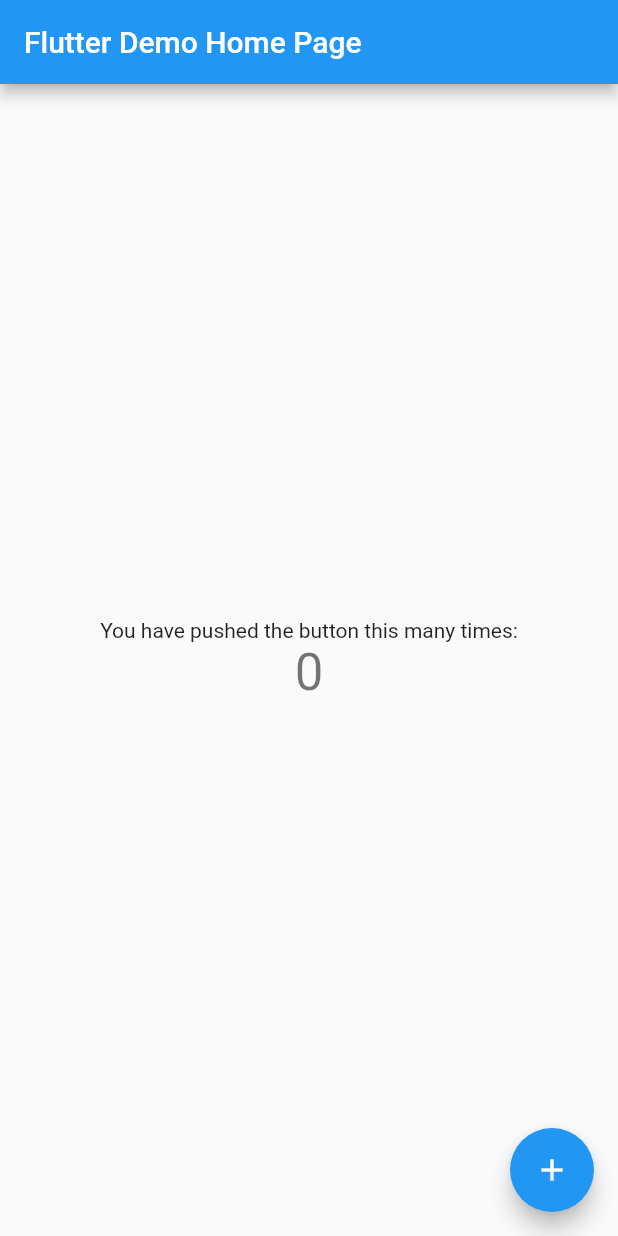
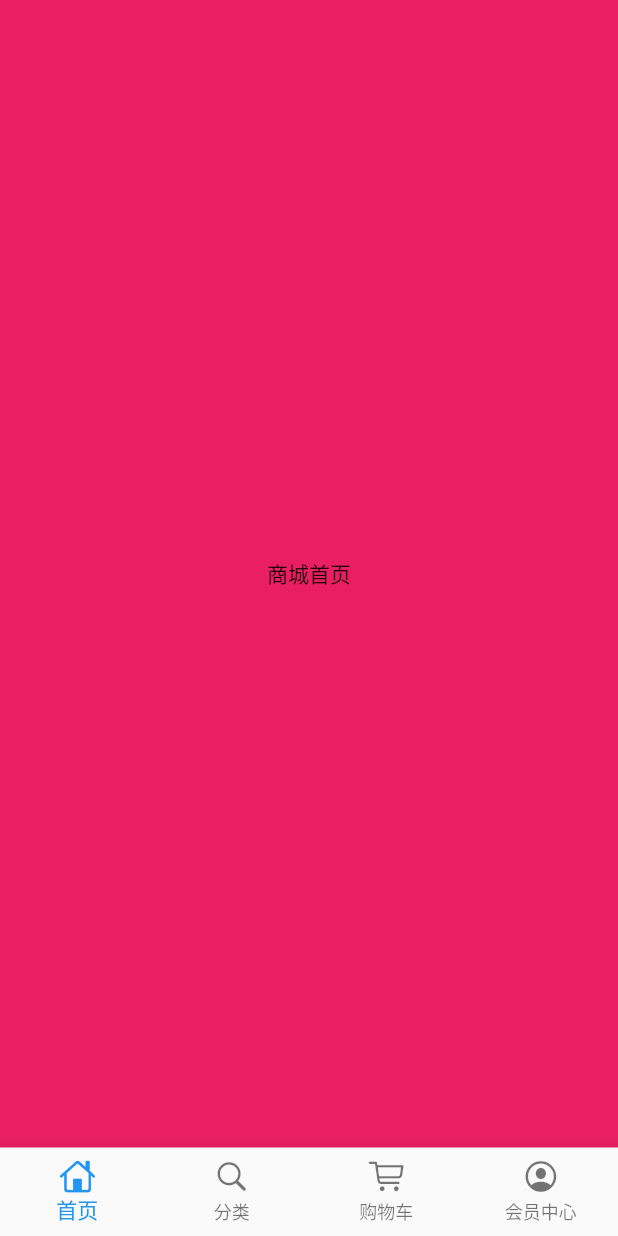
Before and after one commit to mynameisxin/flutter_shop, a Flutter app: the screen it shows after launch, on a phone screen of 412 x 824 dp. Run offline on Flutter 3.47's test engine with Material 2 defaults, Android fonts, the phone set to English and light mode, and no system bars.

Commit message:
完成bottomTab

```diff
--- a/lib/main.dart
+++ b/lib/main.dart
@@ -1,111 +1,22 @@
 import 'package:flutter/material.dart';
-
+import './page/index_page.dart';
 void main() => runApp(MyApp());
 
+
 class MyApp extends StatelessWidget {
-  // This widget is the root of your application.
+  const MyApp({Key key}) : super(key: key);
+
   @override
   Widget build(BuildContext context) {
-    return MaterialApp(
-      title: 'Flutter Demo',
-      theme: ThemeData(
-        // This is the theme of your application.
-        //
-        // Try running your application with "flutter run". You'll see the
-        // application has a blue toolbar. Then, without quitting the app, try
-        // changing the primarySwatch below to Colors.green and then invoke
-        // "hot reload" (press "r" in the console where you ran "flutter run",
-        // or simply save your changes to "hot reload" in a Flutter IDE).
-        // Notice that the counter didn't reset back to zero; the application
-        // is not restarted.
-        primarySwatch: Colors.blue,
+    return Container(
+      child: MaterialApp(
+        title: 'flutter shop',
+        debugShowCheckedModeBanner: false,
+        theme: ThemeData(
+          primaryColor: Colors.pink
+        ),
+        home: IndexPage(),
       ),
-      home: MyHomePage(title: 'Flutter Demo Home Page'),
     );
   }
 }
-
-class MyHomePage extends StatefulWidget {
-  MyHomePage({Key key, this.title}) : super(key: key);
-
-  // This widget is the home page of your application. It is stateful, meaning
-  // that it has a State object (defined below) that contains fields that affect
-  // how it looks.
-
-  // This class is the configuration for the state. It holds the values (in this
-  // case the title) provided by the parent (in this case the App widget) and
-  // used by the build method of the State. Fields in a Widget subclass are
-  // always marked "final".
-
-  final String title;
-
-  @override
-  _MyHomePageState createState() => _MyHomePageState();
-}
-
-class _MyHomePageState extends State<MyHomePage> {
-  int _counter = 0;
-
-  void _incrementCounter() {
-    setState(() {
-      // This call to setState tells the Flutter framework that something has
-      // changed in this State, which causes it to rerun the build method below
-      // so that the display can reflect the updated values. If we changed
-      // _counter without calling setState(), then the build method would not be
-      // called again, and so nothing would appear to happen.
-      _counter++;
-    });
-  }
-
-  @override
-  Widget build(BuildContext context) {
-    // This method is rerun every time setState is called, for instance as done
-    // by the _incrementCounter method above.
-    //
-    // The Flutter framework has been optimized to make rerunning build methods
-    // fast, so that you can just rebuild anything that needs updating rather
-    // than having to individually change instances of widgets.
-    return Scaffold(
-      appBar: AppBar(
-        // Here we take the value from the MyHomePage object that was created by
-        // the App.build method, and use it to set our appbar title.
-        title: Text(widget.title),
-      ),
-      body: Center(
-        // Center is a layout widget. It takes a single child and positions it
-        // in the middle of the parent.
-        child: Column(
-          // Column is also a layout widget. It takes a list of children and
-          // arranges them vertically. By default, it sizes itself to fit its
-          // children horizontally, and tries to be as tall as its parent.
-          //
-          // Invoke "debug painting" (press "p" in the console, choose the
-          // "Toggle Debug Paint" action from the Flutter Inspector in Android
-          // Studio, or the "Toggle Debug Paint" command in Visual Studio Code)
-          // to see the wireframe for each widget.
-          //
-          // Column has various properties to control how it sizes itself and
-          // how it positions its children. Here we use mainAxisAlignment to
-          // center the children vertically; the main axis here is the vertical
-          // axis because Columns are vertical (the cross axis would be
-          // horizontal).
-          mainAxisAlignment: MainAxisAlignment.center,
-          children: <Widget>[
-            Text(
-              'You have pushed the button this many times:',
-            ),
-            Text(
-              '$_counter',
-              style: Theme.of(context).textTheme.display1,
-            ),
-          ],
-        ),
-      ),
-      floatingActionButton: FloatingActionButton(
-        onPressed: _incrementCounter,
-        tooltip: 'Increment',
-        child: Icon(Icons.add),
-      ), // This trailing comma makes auto-formatting nicer for build methods.
-    );
-  }
-}
--- /dev/null
+++ b/lib/page/cart_page.dart
@@ -0,0 +1,12 @@
+import 'package:flutter/material.dart';
+
+class CartPage extends StatelessWidget {
+  const CartPage({Key key}) : super(key: key);
+
+  @override
+  Widget build(BuildContext context) {
+    return Center(
+      child: Text('商城购物车'),
+    );
+  }
+}
--- /dev/null
+++ b/lib/page/category_page.dart
@@ -0,0 +1,12 @@
+import 'package:flutter/material.dart';
+
+class CategoryPage extends StatelessWidget {
+  const CategoryPage({Key key}) : super(key: key);
+
+  @override
+  Widget build(BuildContext context) {
+    return Center(
+      child: Text('商城分类'),
+    );
+  }
+}
--- /dev/null
+++ b/lib/page/home_page.dart
@@ -0,0 +1,12 @@
+import 'package:flutter/material.dart';
+
+class HomePage extends StatelessWidget {
+  const HomePage({Key key}) : super(key: key);
+
+  @override
+  Widget build(BuildContext context) {
+    return Center(
+      child: Text('商城首页'),
+    );
+  }
+}
--- /dev/null
+++ b/lib/page/index_page.dart
@@ -0,0 +1,53 @@
+import 'package:flutter/material.dart';
+import 'package:flutter/cupertino.dart';
+import 'home_page.dart';
+import 'cart_page.dart';
+import 'category_page.dart';
+import 'member_page.dart';
+class IndexPage extends StatefulWidget {
+  IndexPage({Key key}) : super(key: key);
+
+  _IndexPageState createState() => _IndexPageState();
+}
+
+class _IndexPageState extends State<IndexPage> {
+  final List<BottomNavigationBarItem> bottomTabs = [
+    BottomNavigationBarItem(icon: Icon(CupertinoIcons.home),title: Text('首页')),
+    BottomNavigationBarItem(icon: Icon(CupertinoIcons.search),title:Text('分类')),
+    BottomNavigationBarItem(icon: Icon(CupertinoIcons.shopping_cart),title:Text('购物车')),
+    BottomNavigationBarItem(icon: Icon(CupertinoIcons.profile_circled),title:Text('会员中心'))
+  ];
+  final List tabBodies = [
+    HomePage(),
+    CategoryPage(),
+    CartPage(),
+    MemberPage()
+  ];
+
+  int currentIndex = 0;
+  var currentPage;
+  @override
+  void initState() {
+     currentPage = tabBodies[currentIndex];
+    super.initState();
+  }
+
+  @override
+  Widget build(BuildContext context) {
+    return Scaffold(
+      backgroundColor: Colors.pink,
+      bottomNavigationBar: BottomNavigationBar(
+        type: BottomNavigationBarType.fixed,
+        currentIndex: currentIndex,
+        items: bottomTabs,
+        onTap: (index){
+        setState(() {
+          currentIndex = index;
+          currentPage = tabBodies[currentIndex];
+        });
+        },
+      ),
+      body: currentPage,
+    );
+  }
+}
--- /dev/null
+++ b/lib/page/member_page.dart
@@ -0,0 +1,12 @@
+import 'package:flutter/material.dart';
+
+class MemberPage extends StatelessWidget {
+  const MemberPage({Key key}) : super(key: key);
+
+  @override
+  Widget build(BuildContext context) {
+    return Center(
+      child: Text('商城会员中心'),
+    );
+  }
+}
```
